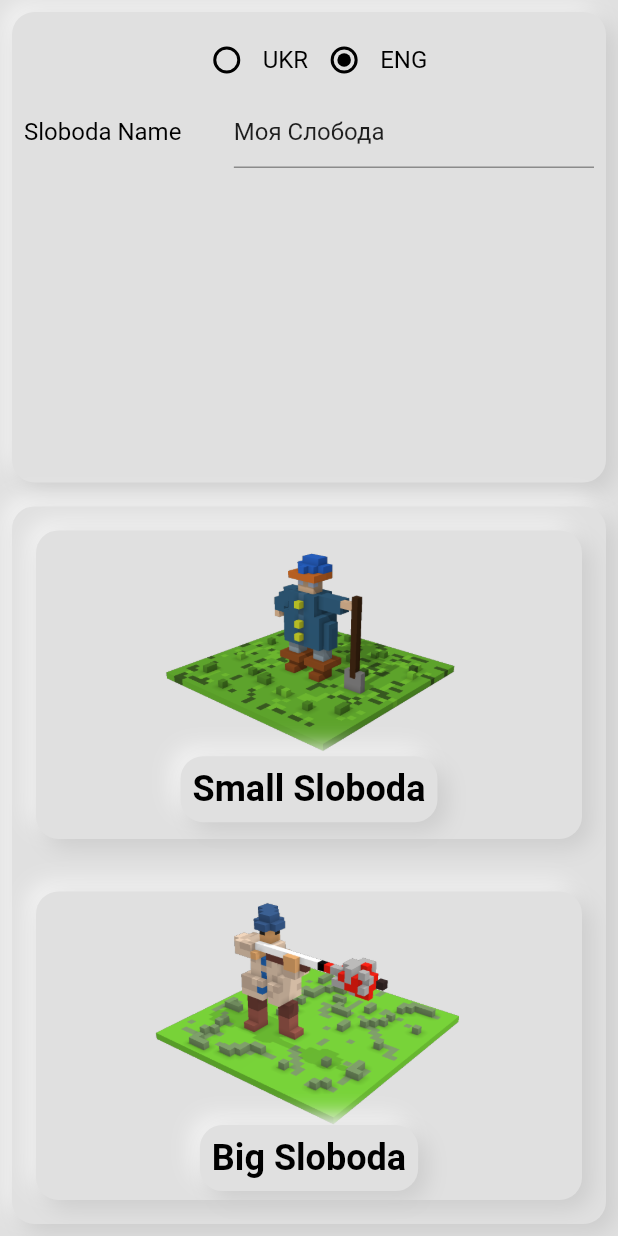
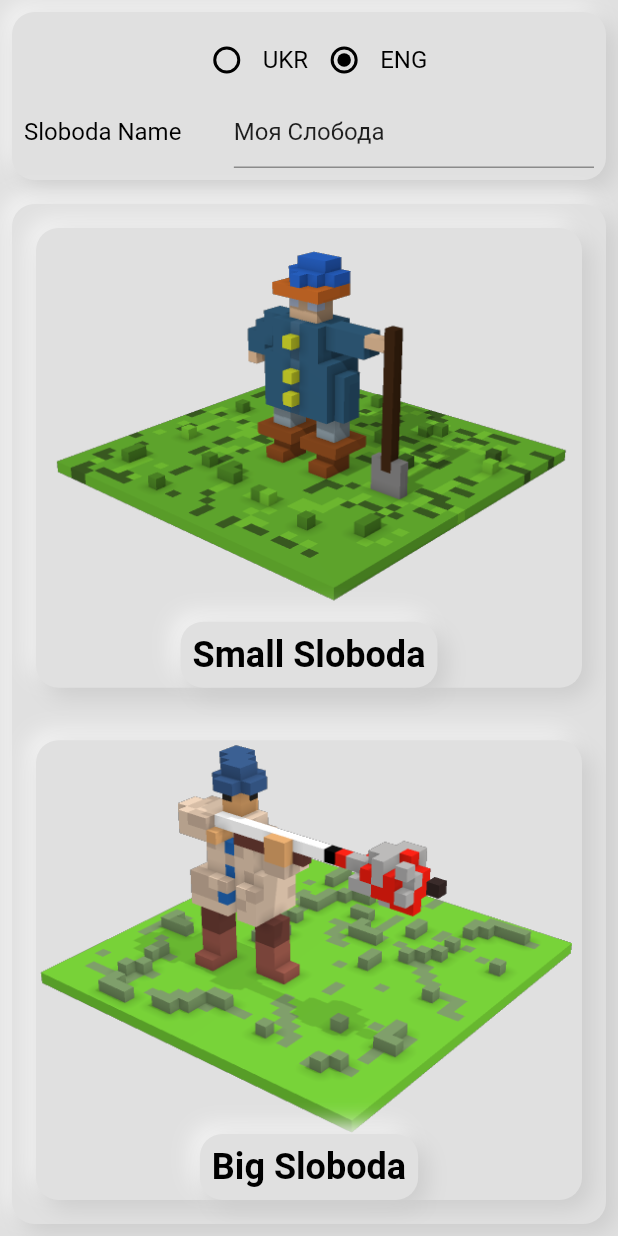
Before and after one commit to ManoyloK/sloboda, a Flutter app: the screen it shows after launch, on a phone screen of 412 x 824 dp. Run offline on Flutter 3.47's test engine with Material 2 defaults, Android fonts, the phone set to English and light mode, and no system bars; drawn by our look-alikes of clay_containers; our stand-ins replace rxdart, shared_preferences; missing offline and left inert: dart:js, fluri.

Commit message:
Made create sloboda view to be responsive.

```diff
--- a/lib/views/create_sloboda.dart
+++ b/lib/views/create_sloboda.dart
@@ -48,9 +48,7 @@ class _CreateSlobodaViewState extends State<CreateSlobodaView> {
                 mainAxisAlignment: MainAxisAlignment.spaceBetween,
                 crossAxisAlignment: CrossAxisAlignment.stretch,
                 children: <Widget>[
-                  Expanded(
-                    flex: 4,
-                    child: Padding(
+                  Padding(
                     padding: const EdgeInsets.all(8.0),
                     child: SoftContainer(
                       child: Padding(
@@ -80,9 +78,7 @@ class _CreateSlobodaViewState extends State<CreateSlobodaView> {
                               ],
                             ),
                             if (savedSlobodaJson != null)
-                                Expanded(
-                                  flex: 1,
-                                  child: Column(
+                              Column(
                                 mainAxisAlignment: MainAxisAlignment.start,
                                 children: <Widget>[
                                   Padding(
@@ -93,16 +89,13 @@ class _CreateSlobodaViewState extends State<CreateSlobodaView> {
                                     ),
                                   ),
                                   Row(
-                                        mainAxisAlignment:
-                                            MainAxisAlignment.center,
+                                    mainAxisAlignment: MainAxisAlignment.center,
                                     children: <Widget>[
                                       PressedInContainer(
                                         child: Padding(
-                                              padding:
-                                                  const EdgeInsets.all(8.0),
+                                          padding: const EdgeInsets.all(8.0),
                                           child: ButtonText(
-                                                  SlobodaLocalizations
-                                                      .loadGame),
+                                              SlobodaLocalizations.loadGame),
                                         ),
                                         onPress: () {
                                           Sloboda city = Sloboda.fromJson(
@@ -119,11 +112,9 @@ class _CreateSlobodaViewState extends State<CreateSlobodaView> {
                                       HDivider(),
                                       PressedInContainer(
                                         child: Padding(
-                                              padding:
-                                                  const EdgeInsets.all(8.0),
+                                          padding: const EdgeInsets.all(8.0),
                                           child: ButtonText(
-                                                  SlobodaLocalizations
-                                                      .deleteGame),
+                                              SlobodaLocalizations.deleteGame),
                                         ),
                                         onPress: () {
                                           AppPreferences.instance
@@ -135,9 +126,7 @@ class _CreateSlobodaViewState extends State<CreateSlobodaView> {
                                   ),
                                 ],
                               ),
-                                ),
                           ],
-                          ),
                         ),
                       ),
                     ),
@@ -191,19 +180,26 @@ class _CreateSlobodaViewState extends State<CreateSlobodaView> {
 
   _buildChildren(BuildContext context, BoxConstraints constraints) {
     var width = MediaQuery.of(context).size.width;
-    var imageWidth = width * 0.5;
+    var height = MediaQuery.of(context).size.height;
     var isInLandScape = constraints.maxWidth > constraints.maxHeight;
+    var imageWidth = isInLandScape ? width * 0.5 : height * 0.5;
+//    if (height < 700) {
+//      imageWidth = width * 0.3;
+//    }
     return [
       Expanded(
-        flex: 3,
+        flex: 1,
         child: SoftContainer(
           child: FullWidth(
             child: Column(
               mainAxisAlignment: MainAxisAlignment.center,
               children: <Widget>[
-                Image.asset(
+                Expanded(
+                  flex: 1,
+                  child: Image.asset(
                     "images/city_props/citizen.png",
                     width: imageWidth,
+                  ),
                 ),
                 PressedInContainer(
                   child: Padding(
@@ -227,15 +223,18 @@ class _CreateSlobodaViewState extends State<CreateSlobodaView> {
       ),
       isInLandScape ? HDivider() : VDivider(),
       Expanded(
-        flex: 3,
+        flex: 1,
         child: SoftContainer(
           child: FullWidth(
             child: Column(
               mainAxisAlignment: MainAxisAlignment.center,
               children: <Widget>[
-                Image.asset(
+                Expanded(
+                  flex: 1,
+                  child: Image.asset(
                     "images/city_props/cossack.png",
                     width: imageWidth,
+                  ),
                 ),
                 PressedInContainer(
                   child: Padding(
```
Lines whose indentation alone changed are shown as unchanged.
